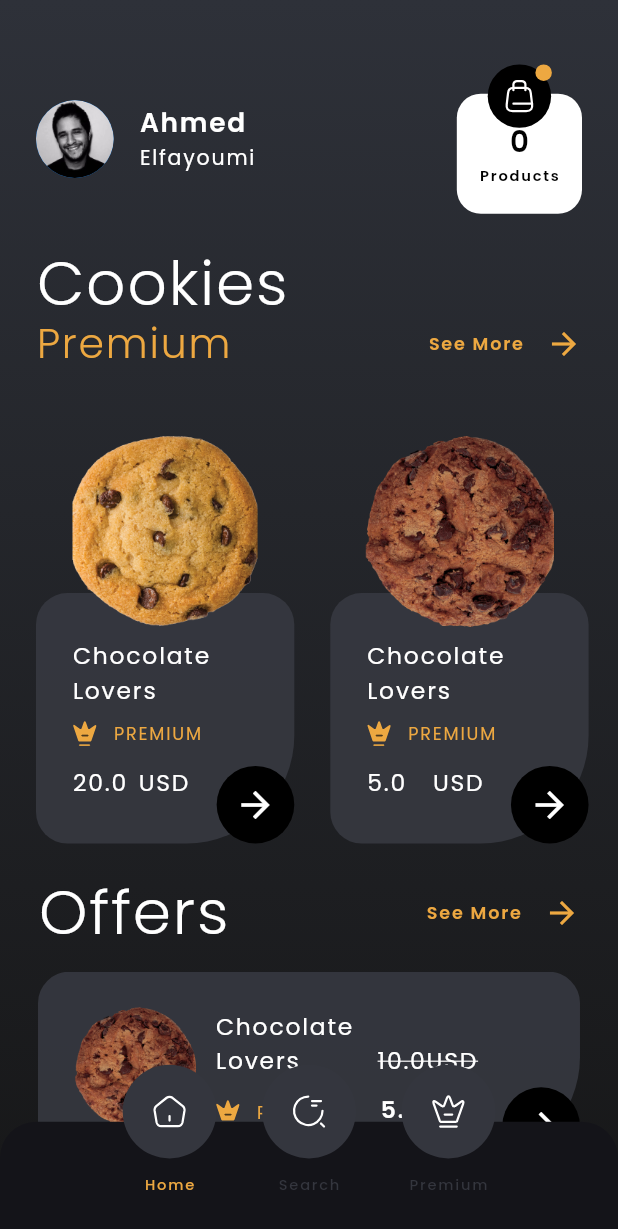
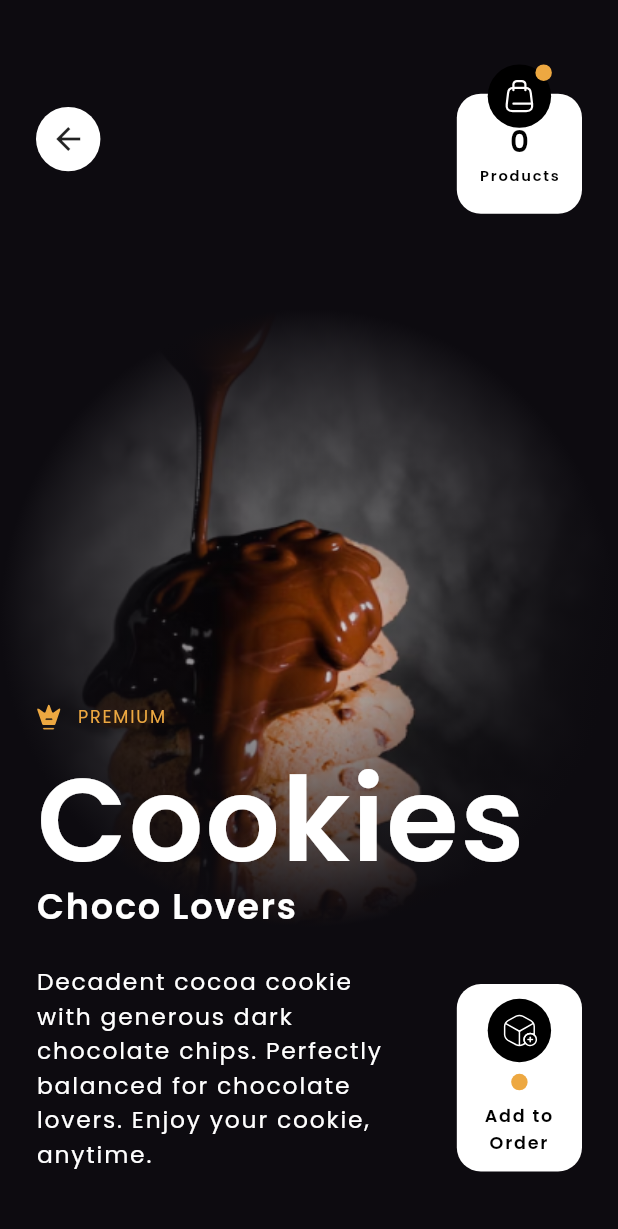
Before and after one commit to dola99/webkeys, a Flutter app: the screen it shows after launch, on a phone screen of 412 x 824 dp. Shown: the top 1229 px of the screen. Run offline on Flutter 3.47's test engine with Material 2 defaults, Android fonts, the phone set to English and light mode, and no system bars; our stand-ins replace flutter_screenutil, flutter_svg.

Commit message:
finish product screen design

```diff
--- a/lib/constant/colors.dart
+++ b/lib/constant/colors.dart
@@ -9,4 +9,6 @@ class ColorUitls {
   static const backgroundContainerColor = Color(0xff363840);
   static const navBarColor = Color.fromRGBO(20, 20, 25, 1);
   static const navBarTabColor = Color.fromRGBO(52, 54, 62, 1);
+  static const firstLinerColor = Color.fromRGBO(13, 11, 16, 0);
+  static const secondLinerColor = Color.fromRGBO(13, 11, 16, 100);
 }
--- /dev/null
+++ b/lib/feature/product_details.dart/view/product_screen.dart
@@ -0,0 +1,72 @@
+import 'package:flutter/material.dart';
+import 'package:flutter_screenutil/flutter_screenutil.dart';
+import 'package:webkeys_task/constant/colors.dart';
+import 'package:webkeys_task/constant/constant.dart';
+import 'package:webkeys_task/feature/product_details.dart/widgets/header_product_details.dart';
+import 'package:webkeys_task/feature/product_details.dart/widgets/main_title.dart';
+import 'package:webkeys_task/widgets/add_to_order_widget.dart';
+import 'package:webkeys_task/widgets/custom_text.dart';
+
+class ProductDetailsScreen extends StatelessWidget {
+  const ProductDetailsScreen({super.key});
+
+  @override
+  Widget build(BuildContext context) {
+    return Scaffold(
+      body: Container(
+        width: double.infinity,
+        height: double.infinity,
+        decoration: const BoxDecoration(
+            image: DecorationImage(
+                image:
+                    AssetImage('${Constant.assetImagesPath}Cookies_Image.png'),
+                fit: BoxFit.fill)),
+        child: Container(
+          decoration: const BoxDecoration(
+            gradient: RadialGradient(
+              colors: [ColorUitls.firstLinerColor, ColorUitls.secondLinerColor],
+            ),
+          ),
+          child: Padding(
+            padding: EdgeInsets.symmetric(
+                horizontal: Constant.generalPaddingHorizantel, vertical: 44.h),
+            child: Column(
+              children: [
+                const HeaderProductDetails(),
+                const Spacer(),
+                Column(
+                  crossAxisAlignment: CrossAxisAlignment.end,
+                  mainAxisAlignment: MainAxisAlignment.end,
+                  children: [
+                    const MainTitle(),
+                    SizedBox(
+                      height: 22.h,
+                    ),
+                    Row(
+                      crossAxisAlignment: CrossAxisAlignment.end,
+                      mainAxisAlignment: MainAxisAlignment.spaceBetween,
+                      children: [
+                        SizedBox(
+                          width: 239.w,
+                          child: CustomText(
+                            text:
+                                'Decadent cocoa cookie with generous dark chocolate chips. Perfectly balanced for chocolate lovers. Enjoy your cookie, anytime.',
+                            textStyle: Constant.myTextStyle.copyWith(
+                                fontWeight: FontWeight.w400,
+                                fontSize: 16.sp,
+                                color: ColorUitls.mainTextColor),
+                          ),
+                        ),
+                        const AddToOrder(),
+                      ],
+                    )
+                  ],
+                )
+              ],
+            ),
+          ),
+        ),
+      ),
+    );
+  }
+}
--- /dev/null
+++ b/lib/feature/product_details.dart/widgets/header_product_details.dart
@@ -0,0 +1,15 @@
+import 'package:flutter/material.dart';
+import 'package:webkeys_task/widgets/back_button.dart';
+import 'package:webkeys_task/widgets/cart_widget.dart';
+
+class HeaderProductDetails extends StatelessWidget {
+  const HeaderProductDetails({super.key});
+
+  @override
+  Widget build(BuildContext context) {
+    return Row(
+      mainAxisAlignment: MainAxisAlignment.spaceBetween,
+      children: const [CustomBackButton(), CartWidget()],
+    );
+  }
+}
--- /dev/null
+++ b/lib/feature/product_details.dart/widgets/main_title.dart
@@ -0,0 +1,45 @@
+import 'package:flutter/material.dart';
+import 'package:flutter_screenutil/flutter_screenutil.dart';
+import 'package:webkeys_task/constant/colors.dart';
+import 'package:webkeys_task/constant/constant.dart';
+import 'package:webkeys_task/widgets/custom_text.dart';
+import 'package:webkeys_task/widgets/premium_widget.dart';
+
+class MainTitle extends StatelessWidget {
+  const MainTitle({super.key});
+
+  @override
+  Widget build(BuildContext context) {
+    return SizedBox(
+      width: double.infinity,
+      height: 342.h,
+      child: Column(
+        crossAxisAlignment: CrossAxisAlignment.start,
+        mainAxisAlignment: MainAxisAlignment.end,
+        children: [
+          const PremiumWidget(),
+          SizedBox(
+            height: 89.h,
+            child: CustomText(
+              text: 'Cookies',
+              textStyle: Constant.myTextStyle.copyWith(
+                  fontWeight: FontWeight.w600,
+                  fontSize: 80.sp,
+                  color: ColorUitls.mainTextColor),
+            ),
+          ),
+          SizedBox(
+            height: 12.h,
+          ),
+          CustomText(
+            text: 'Choco Lovers',
+            textStyle: Constant.myTextStyle.copyWith(
+                fontWeight: FontWeight.w600,
+                fontSize: 24.sp,
+                color: ColorUitls.mainTextColor),
+          )
+        ],
+      ),
+    );
+  }
+}
--- a/lib/main.dart
+++ b/lib/main.dart
@@ -1,7 +1,8 @@
 import 'package:flutter/material.dart';
 import 'package:flutter_screenutil/flutter_screenutil.dart';
 import 'package:webkeys_task/constant/colors.dart';
-import 'package:webkeys_task/feature/home/view/screens/home_screen.dart';
+
+import 'feature/product_details.dart/view/product_screen.dart';
 
 void main() {
   runApp(const StartPoint());
@@ -27,7 +28,7 @@ class StartPoint extends StatelessWidget {
           home: child,
         );
       },
-      child: const HomeScreen(),
+      child: const ProductDetailsScreen(),
     );
   }
 }
--- /dev/null
+++ b/lib/widgets/add_to_order_widget.dart
@@ -0,0 +1,62 @@
+import 'package:flutter/material.dart';
+import 'package:flutter_screenutil/flutter_screenutil.dart';
+import 'package:flutter_svg/svg.dart';
+import 'package:webkeys_task/constant/colors.dart';
+import 'package:webkeys_task/constant/constant.dart';
+import 'package:webkeys_task/widgets/custom_text.dart';
+
+class AddToOrder extends StatelessWidget {
+  const AddToOrder({super.key});
+
+  @override
+  Widget build(BuildContext context) {
+    return Container(
+      width: 79.w,
+      height: 128.h,
+      decoration: BoxDecoration(
+        borderRadius: BorderRadius.circular(16),
+        color: ColorUitls.mainTextColor,
+      ),
+      child: Padding(
+        padding: EdgeInsets.symmetric(vertical: 2.h),
+        child: Column(
+          children: [
+            SizedBox(
+              height: 8.h,
+            ),
+            Container(
+              width: 40.w,
+              height: 40.w,
+              decoration: const BoxDecoration(
+                  shape: BoxShape.circle, color: ColorUitls.blackColor),
+              child: Center(
+                child:
+                    SvgPicture.asset('${Constant.assetIconsPath}box-add.svg'),
+              ),
+            ),
+            SizedBox(
+              height: 8.h,
+            ),
+            const CircleAvatar(
+              radius: 5.5,
+              backgroundColor: ColorUitls.accentColor,
+            ),
+            SizedBox(
+              height: 8.h,
+            ),
+            SizedBox(
+              child: CustomText(
+                text: 'Add to Order',
+                textAlign: TextAlign.center,
+                textStyle: Constant.myTextStyle.copyWith(
+                    fontWeight: FontWeight.w600,
+                    color: ColorUitls.blackColor,
+                    fontSize: 12.sp),
+              ),
+            )
+          ],
+        ),
+      ),
+    );
+  }
+}
--- /dev/null
+++ b/lib/widgets/back_button.dart
@@ -0,0 +1,23 @@
+import 'package:flutter/material.dart';
+import 'package:flutter_screenutil/flutter_screenutil.dart';
+import 'package:webkeys_task/constant/colors.dart';
+
+class CustomBackButton extends StatelessWidget {
+  const CustomBackButton({super.key});
+
+  @override
+  Widget build(BuildContext context) {
+    return InkWell(
+      onTap: () => Navigator.pop(context),
+      child: Container(
+        height: 44.h,
+        width: 44.h,
+        decoration: const BoxDecoration(
+          shape: BoxShape.circle,
+          color: ColorUitls.mainTextColor,
+        ),
+        child: const Icon(Icons.arrow_back),
+      ),
+    );
+  }
+}
--- a/lib/widgets/custom_text.dart
+++ b/lib/widgets/custom_text.dart
@@ -4,10 +4,11 @@ import 'package:webkeys_task/constant/constant.dart';
 class CustomText extends StatelessWidget {
   final String text;
   final TextStyle textStyle;
-
+  final TextAlign textAlign;
   const CustomText({
     super.key,
     required this.text,
+    this.textAlign = TextAlign.start,
     this.textStyle = Constant.myTextStyle,
   });
 
@@ -15,6 +16,7 @@ class CustomText extends StatelessWidget {
   Widget build(BuildContext context) {
     return Text(
       text,
+      textAlign: textAlign,
       style: textStyle,
     );
   }
```
Also changed, not shown: assets/icons/box-add.svg (added), assets/images/Cookies_Image.png (added).
